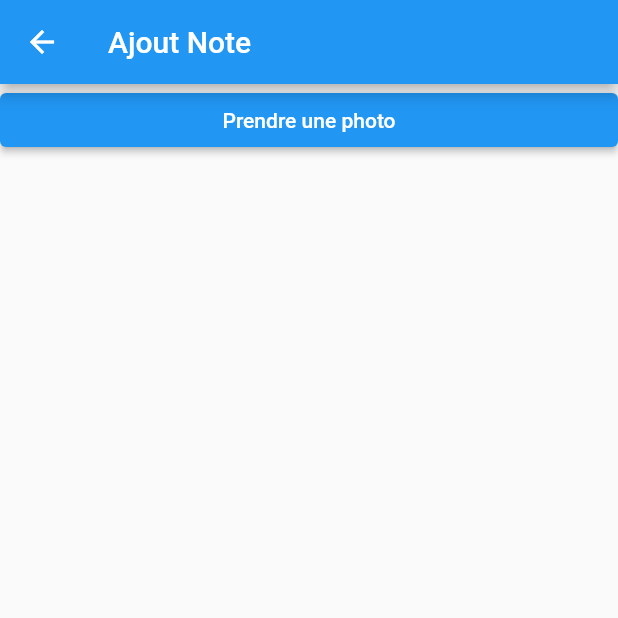
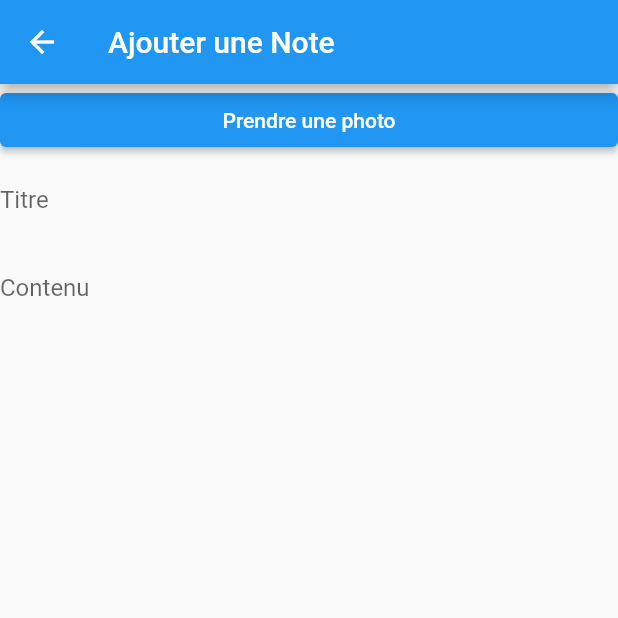
Before and after one commit to Yanow0/flutter_notes, a Flutter app: the NoteScreen screen opened by its route, on a phone screen of 412 x 824 dp, the top half of it. Run offline on Flutter 3.47's test engine with Material 2 defaults, Android fonts, the phone set to English and light mode, and no system bars; our stand-ins replace equatable, flutter_bloc, get_it, image_picker, sqflite; accounts and stored records are empty.

Commit message:
WIP: TextFields

```diff
--- a/lib/app/screens/note/note_screen.dart
+++ b/lib/app/screens/note/note_screen.dart
@@ -24,7 +24,7 @@ class _NoteScreenState extends State<NoteScreen> {
   Widget build(BuildContext context) {
     return Scaffold(
       appBar: AppBar(
-        title: const Text('Ajout Note'),
+        title: const Text('Ajouter une Note'),
       ),
       body: ListView(children: [
         ElevatedButton(
@@ -32,6 +32,22 @@ class _NoteScreenState extends State<NoteScreen> {
               launchCamera();
             },
             child: const Text('Prendre une photo')),
+        TextField(
+          decoration: const InputDecoration(
+              labelText: 'Titre', border: InputBorder.none),
+          onChanged: (text) {
+            print('Title: $text');
+          },
+          maxLines: null,
+          textCapitalization: TextCapitalization.sentences,
+        ),
+        TextField(
+          decoration: const InputDecoration(
+              labelText: 'Contenu', border: InputBorder.none),
+          onChanged: (text) {
+            print('Content: $text');
+          },
+        ),
       ]),
     );
   }
```
